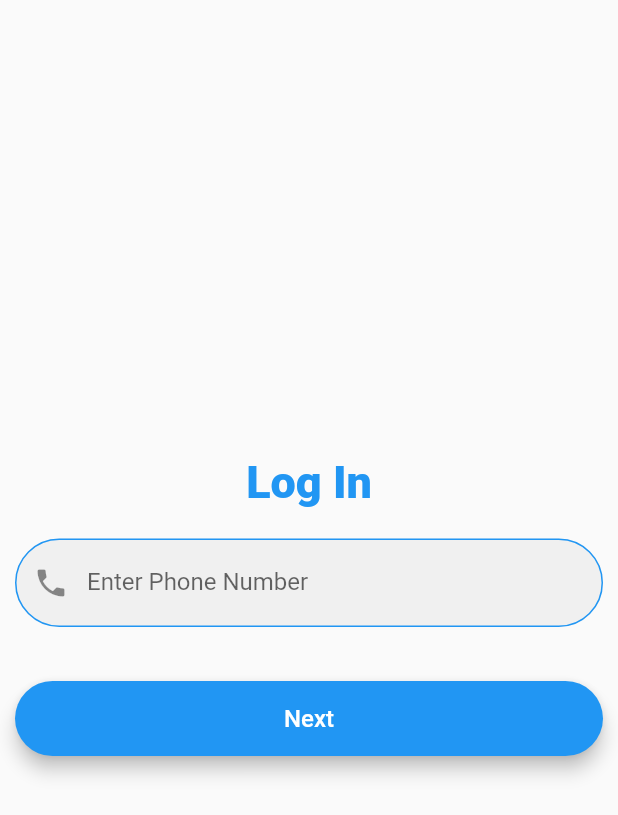
After one commit to Mehedihasan1998/travel_app, a Flutter app: the LogIn screen opened by its route, after a tap on "Log In", after a tap on the "phone android" icon, on a phone screen of 412 x 824 dp. The commit adds this screen. Shown: the top 815 px of the screen. Run offline on Flutter 3.47's test engine with Material 2 defaults, Android fonts, the phone set to English and light mode, and no system bars; drawn by our look-alikes of animated_text_kit; our stand-ins replace carousel_slider, firebase_auth, firebase_core, flutter_otp_text_field, get, google_fonts and 1 more; missing offline and left inert: dart:ffi; accounts and stored records are empty; network calls fail.

Commit message:
login_phone.dart is added full login and signup is done with both mail and phone

```diff
--- a/lib/screens/account_screen/forget_password/forget_password_otp/forget_password_otp.dart
+++ b/lib/screens/account_screen/forget_password/forget_password_otp/forget_password_otp.dart
@@ -3,7 +3,6 @@ import 'package:flutter_otp_text_field/flutter_otp_text_field.dart';
 import 'package:get/get.dart';
 import 'package:travel_app/widgets/custom_button.dart';
 import 'package:travel_app/widgets/custom_widgets.dart';
-
 import '../../../../authentication/otp_controller.dart';
 
 class OtpScreen extends StatelessWidget {
@@ -23,7 +22,7 @@ class OtpScreen extends StatelessWidget {
             Text("CO\nDE", style: myStyle(70,Colors.black,FontWeight.bold),),
             Text("VERIFICATION", style: myStyle(16,Colors.black,FontWeight.bold),),
             SizedBox(height: 20,),
-            Text("Enter the OTP sent to abc@gmail.com",textAlign: TextAlign.center, style: myStyle(16),),
+            Text("Enter the OTP here",textAlign: TextAlign.center, style: myStyle(16),),
             SizedBox(height: 20,),
             OtpTextField(
               filled: true,
--- a/lib/screens/account_screen/login.dart
+++ b/lib/screens/account_screen/login.dart
@@ -1,6 +1,8 @@
 import 'package:animated_text_kit/animated_text_kit.dart';
 import 'package:flutter/material.dart';
 import 'package:travel_app/screens/account_screen/forget_password/forget_password_options/forget_password_modal_bottom_sheet.dart';
+import 'package:travel_app/screens/account_screen/login_phone.dart';
+import 'package:travel_app/screens/main_screens/home.dart';
 import 'package:travel_app/widgets/custom_button.dart';
 import 'package:travel_app/widgets/custom_widgets.dart';
 import 'package:get/get.dart';
@@ -108,7 +110,8 @@ class _LogInState extends State<LogIn> {
                   MyButton(
                     onPressed: (){
                       if(_formKey.currentState!.validate()){
-                        print("Login Successful");
+                        // print("Login Successful");
+                        Get.to(HomePage());
                       }
                     },
                     color: buttonColor,
@@ -116,13 +119,29 @@ class _LogInState extends State<LogIn> {
                   ),
                   Text("or Sign in with"),
                   Divider(),
-                  Column(
+                  Row(
+                    mainAxisAlignment: MainAxisAlignment.center,
                     children: [
-                      CircleAvatar(
-                        backgroundColor: Colors.white,
-                        backgroundImage: NetworkImage("https://upload.wikimedia.org/wikipedia/commons/thumb/5/53/Google_%22G%22_Logo.svg/2008px-Google_%22G%22_Logo.svg.png"),
+                      Column(
+                        children: [
+                          CircleAvatar(
+                            backgroundColor: Colors.white,
+                            backgroundImage: NetworkImage("https://upload.wikimedia.org/wikipedia/commons/thumb/5/53/Google_%22G%22_Logo.svg/2008px-Google_%22G%22_Logo.svg.png"),
+                          ),
+                          Text("Google"),
+                        ],
                       ),
-                      Text("Google"),
+                      SizedBox(width: 30,),
+                      Column(
+                        children: [
+                          InkWell(
+                              onTap: (){
+                                Get.to(LogInPhone());
+                              },
+                              child: Icon(Icons.phone_android,size: 40,color: Colors.blue,)),
+                          Text("Phone")
+                        ],
+                      )
                     ],
                   )
                 ],
--- /dev/null
+++ b/lib/screens/account_screen/login_phone.dart
@@ -0,0 +1,91 @@
+import 'package:animated_text_kit/animated_text_kit.dart';
+import 'package:flutter/material.dart';
+import 'package:get/get.dart';
+import 'package:travel_app/authentication/sign_up_controller.dart';
+import 'package:travel_app/screens/account_screen/forget_password/forget_password_options/forget_password_modal_bottom_sheet.dart';
+import 'package:travel_app/screens/account_screen/forget_password/forget_password_otp/forget_password_otp.dart';
+import 'package:travel_app/screens/main_screens/home.dart';
+import 'package:travel_app/widgets/custom_button.dart';
+import 'package:travel_app/widgets/custom_widgets.dart';
+class LogInPhone extends StatefulWidget {
+  const LogInPhone({Key? key}) : super(key: key);
+
+  @override
+  State<LogInPhone> createState() => _LogInPhoneState();
+}
+
+class _LogInPhoneState extends State<LogInPhone> {
+  final controller = Get.put(SignUpController());
+  TextEditingController phoneController = TextEditingController();
+  final _formKey = GlobalKey<FormState>();
+  @override
+  Widget build(BuildContext context) {
+    return SafeArea(
+      child: Scaffold(
+        body: Container(
+          child: Form(
+            key: _formKey,
+            child: Padding(
+              padding: const EdgeInsets.symmetric(horizontal: 10.0,vertical: 10),
+              child: Column(
+                mainAxisAlignment: MainAxisAlignment.center,
+                children: [
+                  DefaultTextStyle(
+                    style: TextStyle(
+                      color: Colors.blue,
+                      fontSize: 30.0,
+                      fontWeight: FontWeight.w900,
+                    ),
+                    child: AnimatedTextKit(
+                      animatedTexts: [
+                        TypewriterAnimatedText(
+                            'Log In',
+                            speed: Duration(milliseconds: 100, )
+                        )
+                      ],
+                      repeatForever: true,
+                    ),
+                  ),
+                  SizedBox(height: 20,),
+
+
+                  TextFormField(
+                    textInputAction: TextInputAction.next,
+                    keyboardType: TextInputType.phone,
+                    controller: controller.phoneController,
+                    validator: (value){
+                      if(value!.isEmpty){
+                        return "Enter a phone number";
+                      }
+                      if(value!.length!=14){
+                        return "Enter valid phone number";
+                      }
+                    },
+                    decoration: customInputDecoration.copyWith(
+                      prefixIcon: Icon(Icons.phone),
+                      hintText: "Phone Number",
+                      labelText: "Enter Phone Number",),
+                  ),
+
+
+                  SizedBox(height: 20,),
+                  MyButton(
+                    onPressed: (){
+                      if(_formKey.currentState!.validate()){
+                        // print("Login Successful");
+                        SignUpController.instance.phoneAuthentication(controller.phoneController.text.trim());
+                        Get.to(()=>OtpScreen());
+                      }
+                    },
+                    color: buttonColor,
+                    title: "Next",
+                  ),
+                ],
+              ),
+            ),
+          ),
+        ),
+      ),
+    );
+  }
+}
--- a/lib/screens/main_screens/home.dart
+++ b/lib/screens/main_screens/home.dart
@@ -1,11 +1,22 @@
 import 'package:flutter/material.dart';
+import 'package:get/get.dart';
+import 'package:travel_app/screens/splash_screen.dart';
 class HomePage extends StatelessWidget {
   const HomePage({Key? key}) : super(key: key);
 
   @override
   Widget build(BuildContext context) {
     return Scaffold(
-      appBar: AppBar(title: Text("Home"),),
+      appBar: AppBar(
+        title: Text("Home"),
+        actions: [
+          InkWell(
+              onTap: (){
+                Get.offAll(SplashScreen());
+              },
+              child: Icon(Icons.logout,size: 25,)),
+        ],
+      ),
     );
   }
 }
```
